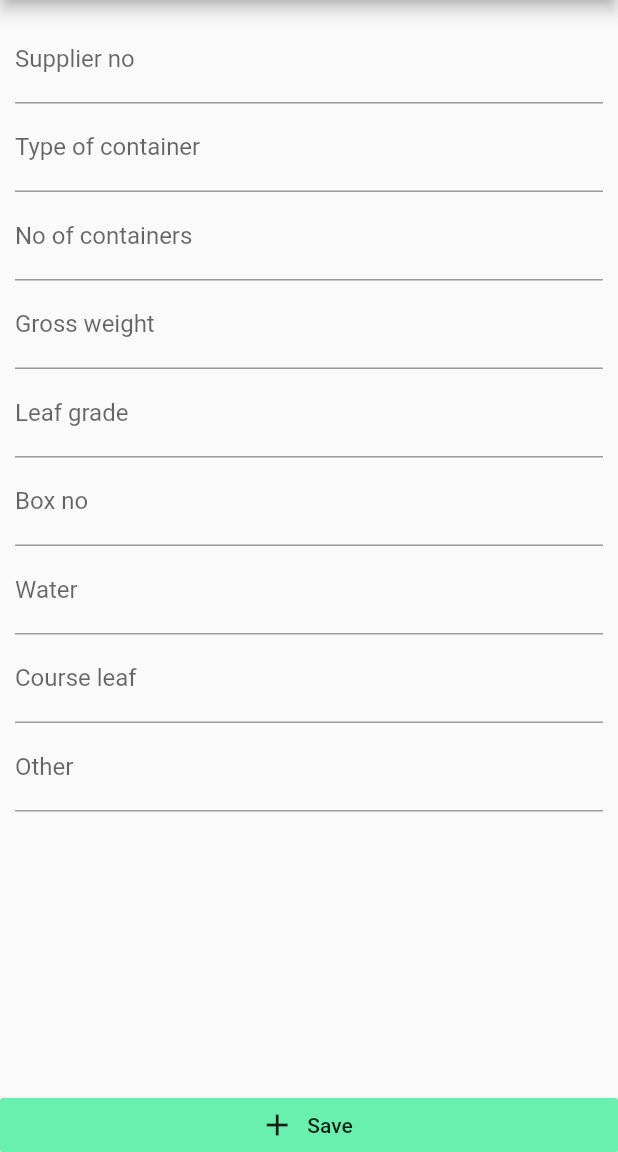
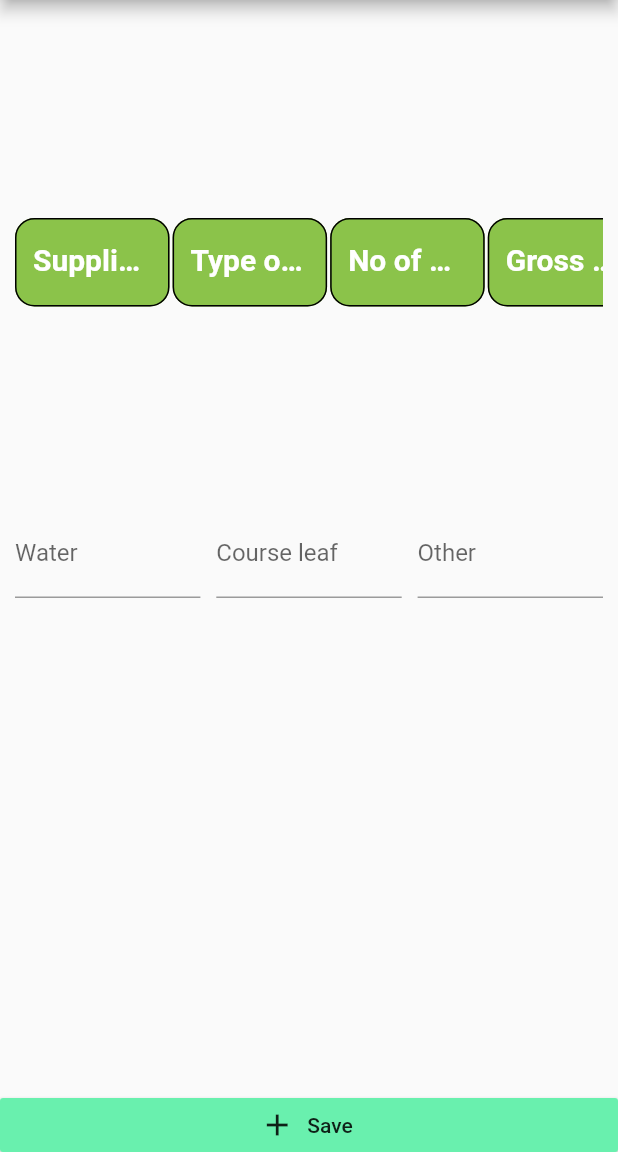
Before and after one commit to TheDataPirates/tea_tracker_app, a Flutter app: the InputCollectionScreen screen opened by its route, on a phone screen of 412 x 824 dp, the part 84-1236 px from its top. Run offline on Flutter 3.47's test engine with Material 2 defaults, Android fonts, the phone set to English and light mode, and no system bars.

Commit message:
add scrolable row and coloum to input collection screen

```diff
--- /dev/null
+++ b/lib/constants.dart
@@ -0,0 +1,7 @@
+import 'package:flutter/material.dart';
+
+const kTextFieldLabelStyle = TextStyle(
+  fontSize: 20,
+  fontWeight: FontWeight.w700,
+  color: Colors.white,
+);
--- a/lib/screens/input_collections_screen.dart
+++ b/lib/screens/input_collections_screen.dart
@@ -1,4 +1,6 @@
 import 'package:flutter/material.dart';
+import 'package:teatracker/widgets/tea_acquiring_input.dart';
+import 'package:teatracker/widgets/tea_deduction_input.dart';
 
 class InputCollectionScreen extends StatefulWidget {
   @override
@@ -6,17 +8,6 @@ class InputCollectionScreen extends StatefulWidget {
 }
 
 class _InputCollectionScreenState extends State<InputCollectionScreen> {
-  //stored textfield values to below variable
-  final _suplierController = TextEditingController();
-  final _containerTypeController = TextEditingController();
-  final _containerNoController = TextEditingController();
-  final _grossWeightController = TextEditingController();
-  final _leafGradeController = TextEditingController();
-  final _boxNoController = TextEditingController();
-  final _waterLevelController = TextEditingController();
-  final _courseLeafController = TextEditingController();
-  final _otherDeductController = TextEditingController();
-
   @override
   Widget build(BuildContext context) {
     return Scaffold(
@@ -32,44 +23,16 @@ class _InputCollectionScreenState extends State<InputCollectionScreen> {
                 padding: const EdgeInsets.all(10.0),
                 child: Column(
                   children: <Widget>[
-                    TextField(
-                      decoration: InputDecoration(labelText: 'Supplier no'),
-                      controller: _suplierController,
+                    Container(
+//                      color: Colors.amber,
+                      height: MediaQuery.of(context).size.height * 0.4,
+                      child: TeaAcquiringInput(),
                     ),
-                    TextField(
-                      decoration:
-                          InputDecoration(labelText: 'Type of container'),
-                      controller: _containerTypeController,
-                    ),
-                    TextField(
-                      decoration:
-                          InputDecoration(labelText: 'No of containers'),
-                      controller: _containerNoController,
-                    ),
-                    TextField(
-                      decoration: InputDecoration(labelText: 'Gross weight'),
-                      controller: _grossWeightController,
-                    ),
-                    TextField(
-                      decoration: InputDecoration(labelText: 'Leaf grade'),
-                      controller: _leafGradeController,
-                    ),
-                    TextField(
-                      decoration: InputDecoration(labelText: 'Box no'),
-                      controller: _boxNoController,
-                    ),
-                    TextField(
-                      decoration: InputDecoration(labelText: 'Water'),
-                      controller: _waterLevelController,
-                    ),
-                    TextField(
-                      decoration: InputDecoration(labelText: 'Course leaf'),
-                      controller: _courseLeafController,
-                    ),
-                    TextField(
-                      decoration: InputDecoration(labelText: 'Other'),
-                      controller: _otherDeductController,
-                    ),
+                    Container(
+//                      color: Colors.blue,
+                      height: MediaQuery.of(context).size.height * 0.6,
+                      child: TeaDeductionInput(),
+                    )
                   ],
                 ),
               ),
--- a/lib/screens/login_Screen.dart
+++ b/lib/screens/login_Screen.dart
@@ -6,12 +6,11 @@ class LoginScreen extends StatefulWidget {
 }
 
 class _LoginScreenState extends State<LoginScreen> {
-  final _emailFieldController = TextEditingController();
-  final _passwordFieldController = TextEditingController();
+  static final _emailFieldController = TextEditingController();
+  static final _passwordFieldController = TextEditingController();
 
-  @override
-  Widget build(BuildContext context) {
-    TextStyle style = TextStyle(fontFamily: 'Montserrat', fontSize: 20.0);
+  static TextStyle style = TextStyle(fontFamily: 'Montserrat', fontSize: 20.0);
+
   final emailField = TextField(
     controller: _emailFieldController,
     obscureText: false,
@@ -29,9 +28,11 @@ class _LoginScreenState extends State<LoginScreen> {
     decoration: InputDecoration(
         contentPadding: EdgeInsets.fromLTRB(20.0, 15.0, 20.0, 15.0),
         hintText: "Password",
-          border:
-              OutlineInputBorder(borderRadius: BorderRadius.circular(32.0))),
+        border: OutlineInputBorder(borderRadius: BorderRadius.circular(32.0))),
   );
+
+  @override
+  Widget build(BuildContext context) {
     final loginButon = Material(
       elevation: 5.0,
       borderRadius: BorderRadius.circular(30.0),
@@ -40,6 +41,7 @@ class _LoginScreenState extends State<LoginScreen> {
         minWidth: MediaQuery.of(context).size.width,
         padding: EdgeInsets.fromLTRB(20.0, 15.0, 20.0, 15.0),
         onPressed: () {
+          Navigator.of(context).pushNamed("InputCollectionScreen");
           print(_emailFieldController.text);
           print(_passwordFieldController.text);
         },
@@ -49,7 +51,6 @@ class _LoginScreenState extends State<LoginScreen> {
                 color: Colors.white, fontWeight: FontWeight.bold)),
       ),
     );
-
     return Scaffold(
       body: Center(
         child: Container(
--- /dev/null
+++ b/lib/widgets/tea_acquiring_input.dart
@@ -0,0 +1,147 @@
+import 'package:flutter/cupertino.dart';
+import 'package:flutter/material.dart';
+import 'package:teatracker/constants.dart';
+
+class TeaAcquiringInput extends StatefulWidget {
+  @override
+  _TeaAcquiringInputState createState() => _TeaAcquiringInputState();
+}
+
+class _TeaAcquiringInputState extends State<TeaAcquiringInput> {
+  final _supplierController = TextEditingController();
+  final _containerTypeController = TextEditingController();
+  final _containerNoController = TextEditingController();
+  final _grossWeightController = TextEditingController();
+  final _leafGradeController = TextEditingController();
+  final _boxNoController = TextEditingController();
+
+  @override
+  Widget build(BuildContext context) {
+    final double width = 0.25;
+    return SingleChildScrollView(
+      scrollDirection: Axis.horizontal,
+      child: Row(
+        mainAxisAlignment: MainAxisAlignment.spaceEvenly,
+        children: <Widget>[
+          Container(
+            width: MediaQuery.of(context).size.width * width,
+            child: TextField(
+              decoration: InputDecoration(
+                filled: true,
+                fillColor: Colors.lightGreen,
+                labelText: 'Supplier no',
+                labelStyle: kTextFieldLabelStyle,
+                enabledBorder: OutlineInputBorder(
+                  borderRadius: BorderRadius.all(
+                    Radius.circular(13.0),
+                  ),
+                ),
+              ),
+              controller: _supplierController,
+            ),
+          ),
+          SizedBox(
+            width: MediaQuery.of(context).size.width * 0.005,
+          ),
+          Container(
+            width: MediaQuery.of(context).size.width * width,
+            child: TextField(
+              decoration: InputDecoration(
+                filled: true,
+                fillColor: Colors.lightGreen,
+                labelText: 'Type of container',
+                labelStyle: kTextFieldLabelStyle,
+                enabledBorder: OutlineInputBorder(
+                  borderRadius: BorderRadius.all(
+                    Radius.circular(13.0),
+                  ),
+                ),
+              ),
+              controller: _containerTypeController,
+            ),
+          ),
+          SizedBox(
+            width: MediaQuery.of(context).size.width * 0.005,
+          ),
+          Container(
+            width: MediaQuery.of(context).size.width * width,
+            child: TextField(
+              decoration: InputDecoration(
+                filled: true,
+                fillColor: Colors.lightGreen,
+                labelText: 'No of container',
+                labelStyle: kTextFieldLabelStyle,
+                enabledBorder: OutlineInputBorder(
+                  borderRadius: BorderRadius.all(
+                    Radius.circular(13.0),
+                  ),
+                ),
+              ),
+              controller: _containerNoController,
+            ),
+          ),
+          SizedBox(
+            width: MediaQuery.of(context).size.width * 0.005,
+          ),
+          Container(
+            width: MediaQuery.of(context).size.width * width,
+            child: TextField(
+              decoration: InputDecoration(
+                filled: true,
+                fillColor: Colors.lightGreen,
+                labelText: 'Gross weight',
+                labelStyle: kTextFieldLabelStyle,
+                enabledBorder: OutlineInputBorder(
+                  borderRadius: BorderRadius.all(
+                    Radius.circular(13.0),
+                  ),
+                ),
+              ),
+              controller: _grossWeightController,
+            ),
+          ),
+          SizedBox(
+            width: MediaQuery.of(context).size.width * 0.005,
+          ),
+          Container(
+            width: MediaQuery.of(context).size.width * width,
+            child: TextField(
+              decoration: InputDecoration(
+                filled: true,
+                fillColor: Colors.lightGreen,
+                labelText: 'Leaf grade',
+                labelStyle: kTextFieldLabelStyle,
+                enabledBorder: OutlineInputBorder(
+                  borderRadius: BorderRadius.all(
+                    Radius.circular(13.0),
+                  ),
+                ),
+              ),
+              controller: _leafGradeController,
+            ),
+          ),
+          SizedBox(
+            width: MediaQuery.of(context).size.width * 0.005,
+          ),
+          Container(
+            width: MediaQuery.of(context).size.width * width,
+            child: TextField(
+              decoration: InputDecoration(
+                filled: true,
+                fillColor: Colors.lightGreen,
+                labelText: 'Box no',
+                labelStyle: kTextFieldLabelStyle,
+                enabledBorder: OutlineInputBorder(
+                  borderRadius: BorderRadius.all(
+                    Radius.circular(13.0),
+                  ),
+                ),
+              ),
+              controller: _boxNoController,
+            ),
+          ),
+        ],
+      ),
+    );
+  }
+}
--- /dev/null
+++ b/lib/widgets/tea_deduction_input.dart
@@ -0,0 +1,46 @@
+import 'package:flutter/cupertino.dart';
+import 'package:flutter/material.dart';
+
+class TeaDeductionInput extends StatefulWidget {
+  @override
+  _TeaDeductionInputState createState() => _TeaDeductionInputState();
+}
+
+class _TeaDeductionInputState extends State<TeaDeductionInput> {
+  //stored textfield values to below variable
+
+  final _waterLevelController = TextEditingController();
+  final _courseLeafController = TextEditingController();
+  final _otherDeductController = TextEditingController();
+
+  @override
+  Widget build(BuildContext context) {
+    return Row(
+      crossAxisAlignment: CrossAxisAlignment.start,
+      mainAxisAlignment: MainAxisAlignment.spaceBetween,
+      children: [
+        Container(
+          width: MediaQuery.of(context).size.width * 0.3,
+          child: TextField(
+            decoration: InputDecoration(labelText: 'Water'),
+            controller: _waterLevelController,
+          ),
+        ),
+        Container(
+          width: MediaQuery.of(context).size.width * 0.3,
+          child: TextField(
+            decoration: InputDecoration(labelText: 'Course leaf'),
+            controller: _courseLeafController,
+          ),
+        ),
+        Container(
+          width: MediaQuery.of(context).size.width * 0.3,
+          child: TextField(
+            decoration: InputDecoration(labelText: 'Other'),
+            controller: _otherDeductController,
+          ),
+        ),
+      ],
+    );
+  }
+}
```
Lines whose indentation alone changed are shown as unchanged.
